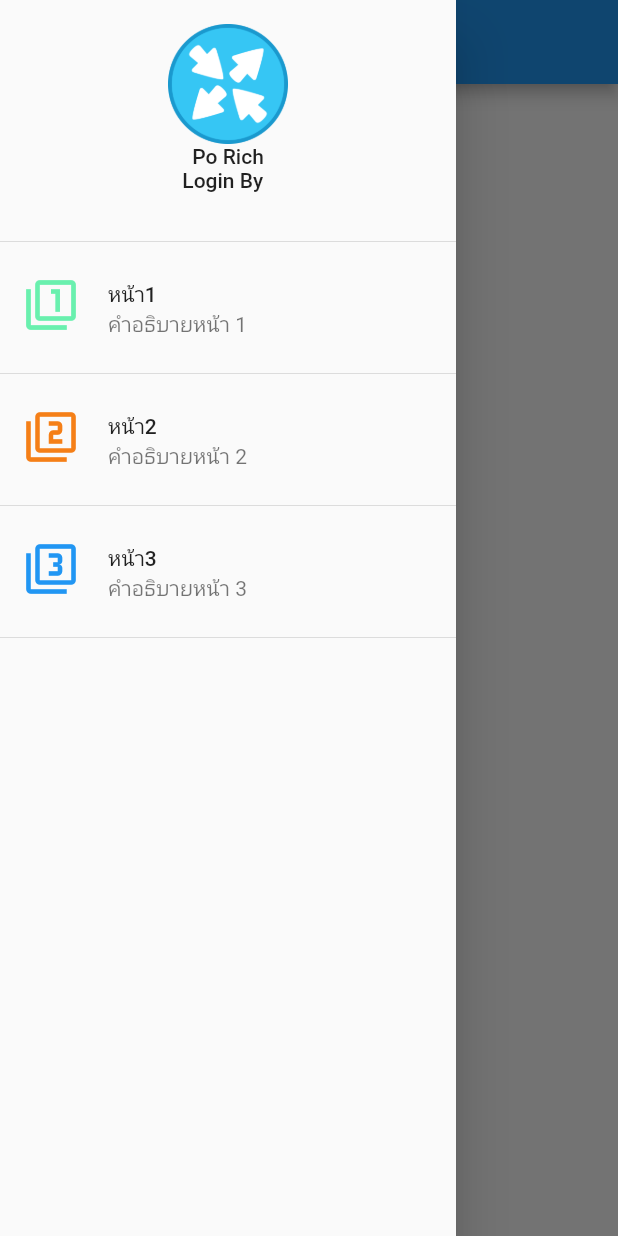
After one commit to goradol/PoRist, a Flutter app: the MyService screen opened directly, with the side drawer open, on a phone screen of 412 x 824 dp. The commit adds this screen. Run offline on Flutter 3.47's test engine with Material 2 defaults, Android fonts, the phone set to English and light mode, and no system bars; missing offline and left inert: barcode_scan; accounts and stored records are empty.

Commit message:
3SideBarCompleted

```diff
--- /dev/null
+++ b/lib/screens/my_service.dart
@@ -0,0 +1,135 @@
+import 'package:flutter/material.dart';
+import 'package:porist2/models/user_model.dart';
+import 'package:porist2/widget/page1.dart';
+import 'package:porist2/widget/page2.dart';
+import 'package:porist2/widget/page3.dart';
+
+class MyService extends StatefulWidget {
+  final UserModel userModel;
+  MyService({Key key, this.userModel}) : super(key: key);
+  @override
+  _MyServiceState createState() => _MyServiceState();
+}
+
+class _MyServiceState extends State<MyService> {
+// Explicit
+  String loginString = '';
+  UserModel myUserModel;
+  Widget currentWidget = Page1();
+
+// Method
+  @override
+  void initState() {
+    super.initState();
+    myUserModel = widget.userModel;
+    String name = myUserModel.name;
+    String surName = myUserModel.surName;
+    loginString = '$name $surName';
+  }
+
+  Widget menuPage1() {
+    return ListTile(
+      leading: Icon(
+        Icons.filter_1,
+        size: 36.0,
+        color: Colors.greenAccent,
+      ),
+      title: Text('หน้า1'),
+      subtitle: Text('คำอธิบายหน้า 1'),
+      onTap: () {
+        setState(() {
+         currentWidget =Page1();
+        });
+        Navigator.of(context).pop();
+      },
+    );
+  }
+
+  Widget menuPage2() {
+    return ListTile(
+      leading: Icon(
+        Icons.filter_2,
+        size: 36.0,
+        color: Colors.yellow[900],
+      ),
+      title: Text('หน้า2'),
+      subtitle: Text('คำอธิบายหน้า 2'),
+       onTap: () {
+         setState(() {
+          currentWidget = Page2();
+         });
+        Navigator.of(context).pop();
+      },
+    );
+  }
+
+  Widget menuPage3() {
+    return ListTile(
+      leading: Icon(
+        Icons.filter_3,
+        size: 36.0,
+        color: Colors.blue,
+      ),
+      title: Text('หน้า3'),
+      subtitle: Text('คำอธิบายหน้า 3'),
+       onTap: () {
+         setState(() {
+          currentWidget = Page3();
+         });
+        Navigator.of(context).pop();
+      },
+    );
+  }
+
+  Widget showLogin() {
+    return Text('Login By $loginString');
+  }
+
+  Widget showAppName() {
+    return Text('Po Rich');
+  }
+
+  Widget showLogo() {
+    return Container(
+      width: 80.0,
+      height: 80.0,
+      child: Image.asset('images/logo.png'),
+    );
+  }
+
+  Widget showHeadDrawer() {
+    return DrawerHeader(
+      child: Column(
+        children: <Widget>[showLogo(), showAppName(), showLogin()],
+      ),
+    );
+  }
+
+  Widget showDrawer() {
+    return Drawer(
+      child: ListView(
+        children: <Widget>[
+          showHeadDrawer(),
+          menuPage1(),
+          Divider(),
+          menuPage2(),
+          Divider(),
+          menuPage3(),
+          Divider(),
+        ],
+      ),
+    );
+  }
+
+  @override
+  Widget build(BuildContext context) {
+    return Scaffold(
+      appBar: AppBar(
+        title: Text('MyService'),
+      ),
+      //body: Text('body'),
+      body: currentWidget,
+      drawer: showDrawer(),
+    );
+  }
+}
--- /dev/null
+++ b/lib/widget/page1.dart
@@ -0,0 +1,15 @@
+import 'package:flutter/material.dart';
+
+class Page1 extends StatefulWidget {
+  @override
+  _Page1State createState() => _Page1State();
+}
+
+class _Page1State extends State<Page1> {
+  @override
+  Widget build(BuildContext context) {
+    return Center(
+      child: Text('หน้าที่ 1'),
+    );
+  }
+}
```
Also changed, not shown: lib/screens/home.dart (+22 -10 lines), lib/widget/page2.dart (added, +15 -0 lines), lib/widget/page3.dart (added, +15 -0 lines).
